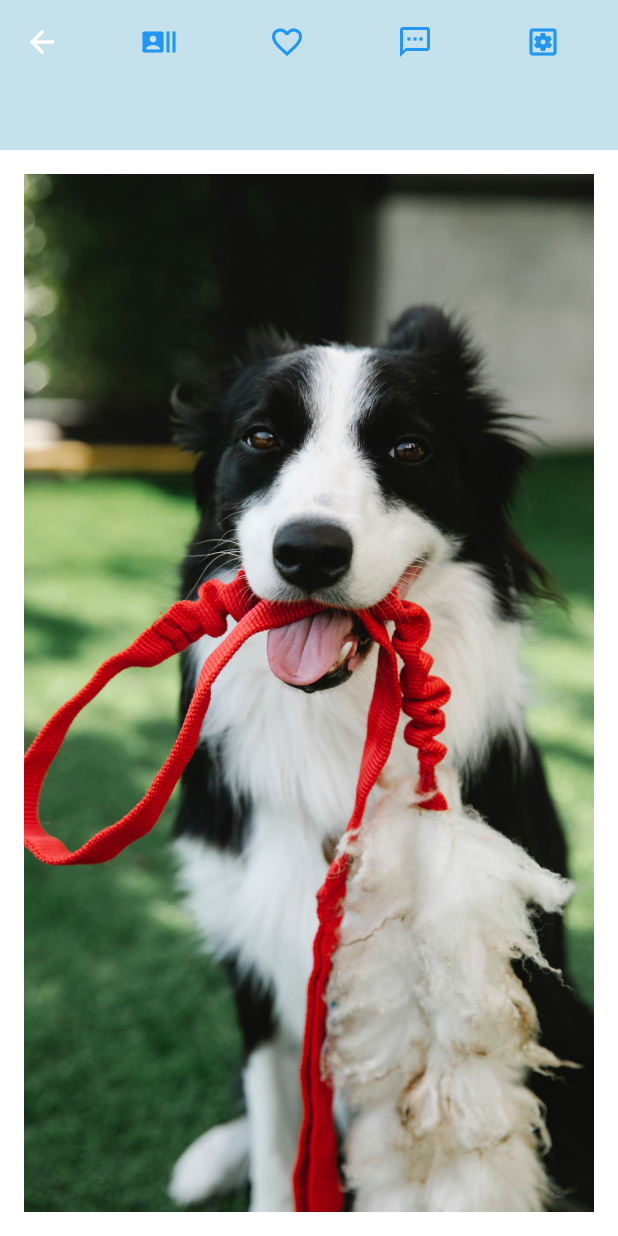
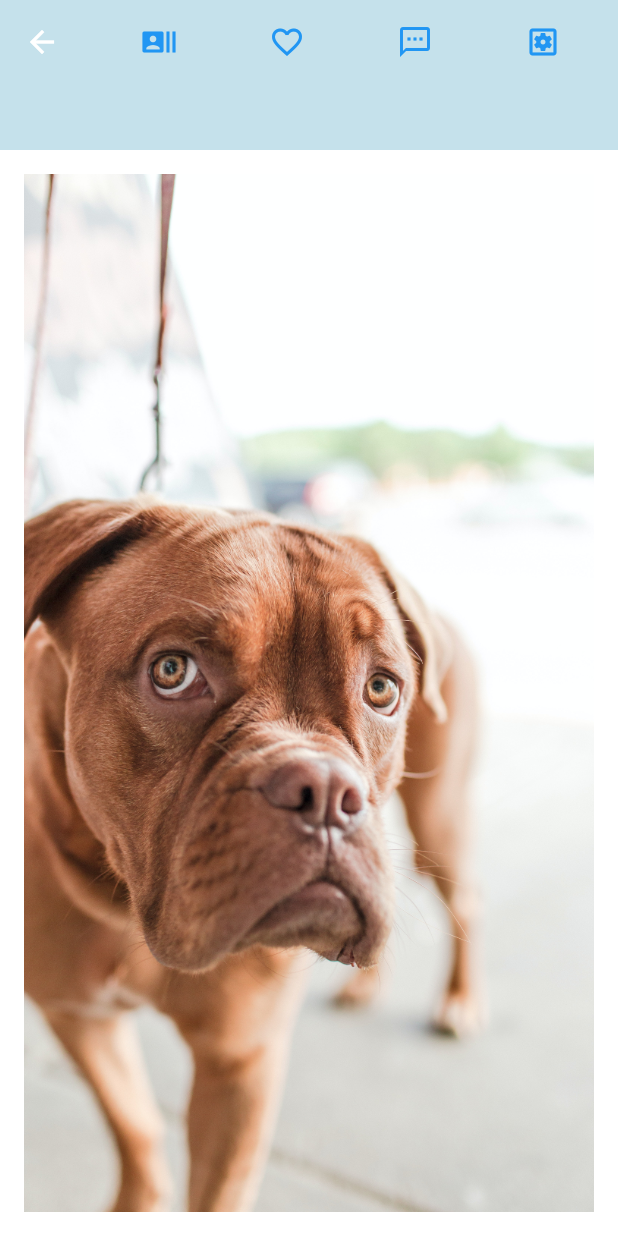
Before and after one commit to vnmendoza/Woofle, a Flutter app: the RootPage screen opened directly, on a phone screen of 412 x 824 dp. Run offline on Flutter 3.47's test engine with Material 2 defaults, Android fonts, the phone set to English and light mode, and no system bars; our stand-ins replace fluttertoast, form_field_validator; missing offline and left inert: flutter_swipable.

Commit message:
swiping working with muiltiple user data

```diff
--- a/lib/root/explorer_page.dart
+++ b/lib/root/explorer_page.dart
@@ -10,11 +10,15 @@ final List data = [
   },
   {
     'color': Colors.green,
+    'linki': 'images/dog2.jpg',
+  },
+  {
+    'color': Colors.blue,
     'linki': 'images/dog3.jpg',
   },
   {
-    'color': Colors.blue,
-    'linki': 'images/dog2.jpg',
+    'color': Colors.white,
+    'linki': 'images/dog4.jpg',
   }
 ];
 
@@ -27,13 +31,13 @@ class _TinderState extends State<Tinder> {
   // Dynamically load cards from database
   List<Card> cards = [
     Card(
-      data[0]['color'],
+      data[0]['linki'],
     ),
     Card(
-      data[1]['color'],
+      data[1]['linki'],
     ),
     Card(
-      data[2]['color'],
+      data[2]['linki'],
     ),
   ];
 
@@ -54,8 +58,8 @@ class _TinderState extends State<Tinder> {
 class Card extends StatelessWidget {
   // Made to distinguish cards
   // Add your own applicable data here
-  final Color color;
-  Card(this.color);
+  String linki = '';
+  Card(this.linki);
 
   @override
   Widget build(BuildContext context) {
@@ -67,7 +71,7 @@ class Card extends StatelessWidget {
           decoration: BoxDecoration(
             borderRadius: BorderRadius.circular(16.0),
           ),
-          child: Image.asset('images/dog1.jpg',
+          child: Image.asset(linki,
               width: MediaQuery.of(context).size.width,
               height: MediaQuery.of(context).size.height,
               fit: BoxFit.cover),
```
